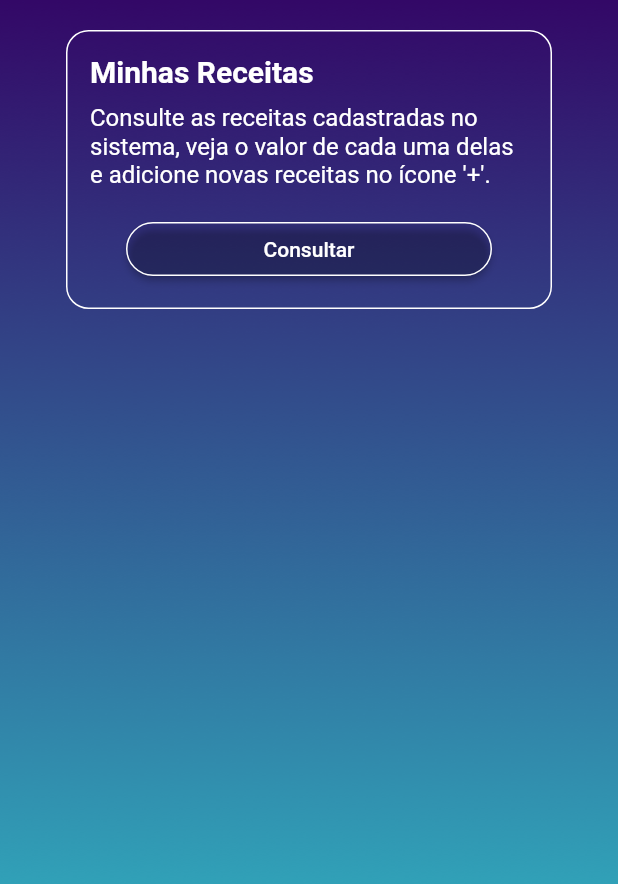
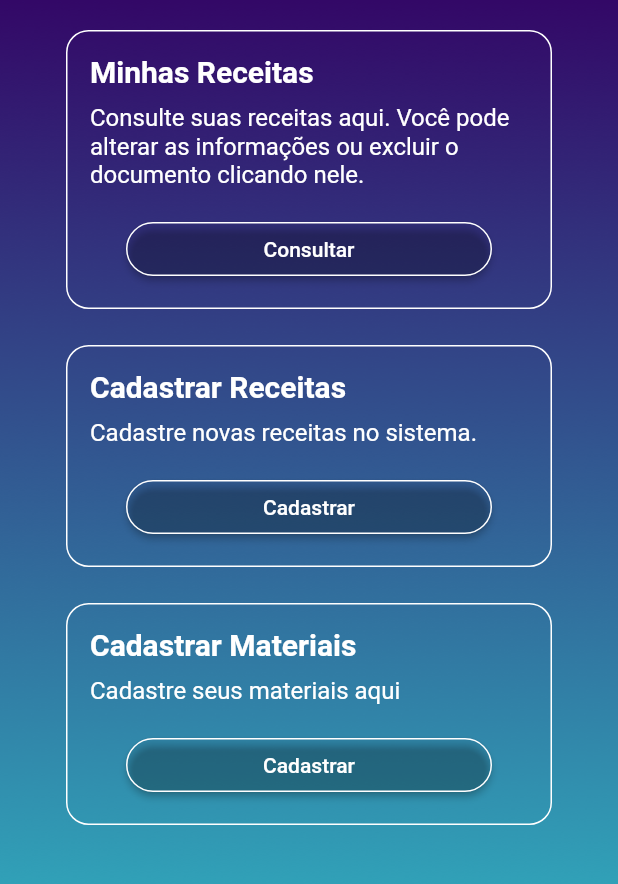
Before and after one commit to Vidottolv/EzPrice, a Flutter app: the Home screen opened by its route, on a phone screen of 412 x 824 dp, the part 84-968 px from its top. Run offline on Flutter 3.47's test engine with Material 2 defaults, Android fonts, the phone set to English and light mode, and no system bars; our stand-ins replace cloud_firestore, firebase_auth, firebase_core, google_fonts; accounts and stored records are empty.

```diff
--- a/lib/model/model_receita.dart
+++ b/lib/model/model_receita.dart
@@ -9,6 +9,7 @@ class ReceitaCadastro {
   final double lucro;
   final double precoVenda;
   final String idReceita;
+  final int contador;
 
   ReceitaCadastro(
     this.nomeReceita,
@@ -19,7 +20,8 @@ class ReceitaCadastro {
     this.ingrediente,
     this.precoVenda,
     this.idReceita,
-  );
+    this.contador,
+    );
 
   Map<String, dynamic> toJson() {
     return <String, dynamic>{
@@ -31,6 +33,7 @@ class ReceitaCadastro {
       'ingrediente': ingrediente.map((ingred) => ingred.toJson()).toList(),
       'precoVenda': precoVenda,
       'idReceita': idReceita,
+      'contador': contador,
     };
   }
 
@@ -46,6 +49,7 @@ class ReceitaCadastro {
           .toList(),
       json['precoVenda'],
       json['idReceita'],
+      json['contador'],
     );
   }
 }
--- a/lib/views/home.dart
+++ b/lib/views/home.dart
@@ -5,7 +5,6 @@ import 'package:firebase_auth/firebase_auth.dart';
 import 'package:flutter/material.dart';
 
 class Home extends StatefulWidget {
-
   @override
   State<Home> createState() => _HomeState();
 }
@@ -13,15 +12,13 @@ class Home extends StatefulWidget {
 class _HomeState extends State<Home> {
   final User? currentUser = FirebaseAuth.instance.currentUser;
 
-
   @override
   Widget build(BuildContext context) {
-
     return Scaffold(
       appBar: AppBar(
         title: const Text("EzPrice"),
       ),
-            drawer: MenuDrawer(),
+      drawer: const MenuDrawer(),
       body: Container(
         decoration: AppTheme.backgroundDecoration,
         padding: const EdgeInsets.symmetric(horizontal: 40),
@@ -29,32 +26,37 @@ class _HomeState extends State<Home> {
           child: Column(
             crossAxisAlignment: CrossAxisAlignment.stretch,
             children: [
-                    SizedBox(height: 16),
+              const SizedBox(height: 16),
               TransparentCard(
                 title: "Minhas Receitas",
                 text:
-                          "Consulte as receitas cadastradas no sistema, veja o valor de cada uma delas e adicione novas receitas no ícone '+'.",
+                    "Consulte suas receitas aqui. Você pode alterar as informações ou excluir o documento clicando nele.",
                 buttonText: "Consultar",
                 onPressed: () {
                   Navigator.pushNamed(context, '/receita/visualizar');
                 },
               ),
-                    // SizedBox(height: 16),
-                    // TransparentCard(
-                    //   title: "Consultar Ingredientes",
-                    //   text:
-                    //       "Consulte os ingredientes cadastrados no sistema, e veja o valor de cada um deles.",
-                    //   buttonText: "Consultar",
-                    //   onPressed: () {
-                    //     Navigator.pushNamed(context, '/ingrediente/visualizar');
-                    //   },
-                    // ),
+              const SizedBox(height: 16),
+              TransparentCard(
+                title: "Cadastrar Receitas",
+                text: "Cadastre novas receitas no sistema.",
+                buttonText: "Cadastrar",
+                onPressed: () {
+                  Navigator.pushNamed(context, '/receita/cadastrar');
+                },
+              ),
+              const SizedBox(height: 16),
+              TransparentCard(
+                  title: "Cadastrar Materiais",
+                  text: "Cadastre seus materiais aqui",
+                  buttonText: "Cadastrar",
+                  onPressed: () {
+                    Navigator.pushNamed(context, '/ingrediente/cadastrar');
+                  })
             ],
           ),
         ),
       ),
     );
   }
-
-        // Caso não seja possível obter o nome do usuário, pode retornar um widget vazio ou fazer algo diferente
 }
```
Also changed, not shown: lib/controller/receita_controller.dart (+21 -21 lines), lib/views/receita/EdicaoReceita.dart (+6 -2 lines), lib/views/receita/cadastrar_receita.dart (+10 -6 lines), lib/views/receita/receita.dart (deleted, +0 -11 lines), lib/views/receita/remover_receita.dart (+6 -3 lines), lib/views/receita/visualizar_receitas.dart (+19 -26 lines). Lines whose indentation alone changed are shown as unchanged.
